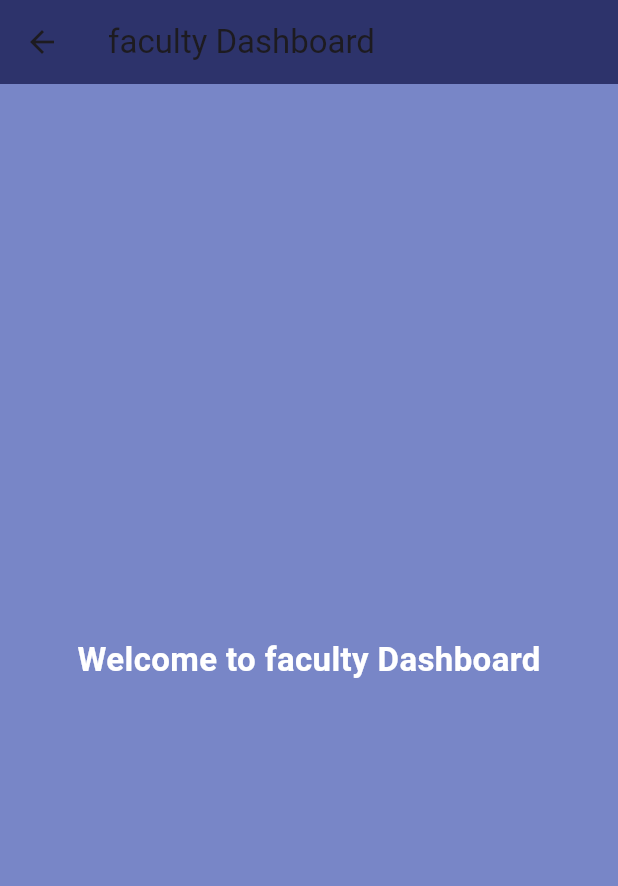
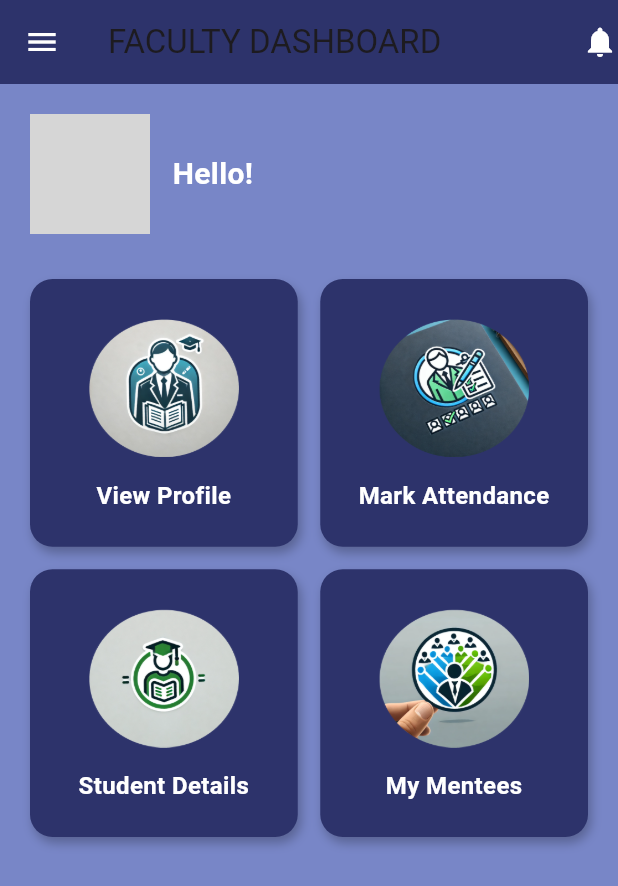
Before and after one commit to MVigneshayyanar/camsvirtusa, a Flutter app: the FacultyDashboard screen opened directly with empty values, on a phone screen of 412 x 824 dp. Shown: the top 886 px of the screen. Run offline on Flutter 3.47's test engine with Material 3 defaults, Android fonts, the phone set to English and light mode, and no system bars; our stand-ins replace cloud_firestore, firebase_core; accounts and stored records are empty; grey boxes are pictures that could not be loaded.

```diff
--- a/lib/Faculty/facultyDashboard.dart
+++ b/lib/Faculty/facultyDashboard.dart
@@ -1,9 +1,104 @@
 import 'package:flutter/material.dart';
+import 'package:cloud_firestore/cloud_firestore.dart';
+import 'facultyProfile.dart';
 
-class FacultyDashboard extends StatelessWidget {
+class FacultyDashboard extends StatefulWidget {
   final String facultyId;
 
-  const FacultyDashboard({super.key,required this.facultyId});
+  const FacultyDashboard({super.key, required this.facultyId});
+
+  @override
+  _FacultyDashboardState createState() => _FacultyDashboardState();
+}
+
+class _FacultyDashboardState extends State<FacultyDashboard> {
+  Map<String, dynamic>? facultyData;
+  bool _isLoading = true;
+
+  @override
+  void initState() {
+    super.initState();
+    _fetchFacultyData();
+  }
+
+  Future<void> _fetchFacultyData() async {
+    try {
+      DocumentSnapshot doc = await FirebaseFirestore.instance
+          .collection('faculties') // ✅ Corrected Collection Name
+          .doc(widget.facultyId)
+          .get();
+
+      if (doc.exists) {
+        setState(() {
+          facultyData = doc.data() as Map<String, dynamic>;
+          _isLoading = false;
+        });
+      }
+    } catch (e) {
+      setState(() {
+        _isLoading = false;
+      });
+    }
+  }
+
+  void _navigateTo(String page) {
+    Navigator.push(
+      context,
+      MaterialPageRoute(
+        builder: (context) => Scaffold(
+          appBar: AppBar(title: Text(page)),
+          body: Center(
+            child: Text(
+              '$page Page',
+              style: const TextStyle(fontSize: 24),
+            ),
+          ),
+        ),
+      ),
+    );
+  }
+
+  void _navigateToProfile() {
+    Navigator.push(
+      context,
+      MaterialPageRoute(
+        builder: (context) => FacultyProfile(facultyId: widget.facultyId),
+      ),
+    );
+  }
+
+  Widget _buildDashboardButton(String label, String image, Function() onTap, {double imageSize = 80.0}) {
+    return GestureDetector(
+      onTap: onTap,
+      child: Container(
+        decoration: BoxDecoration(
+          color: const Color(0xFF2D336B),
+          borderRadius: BorderRadius.circular(15),
+          boxShadow: [
+            BoxShadow(
+              color: Colors.black26,
+              blurRadius: 5,
+              offset: Offset(2, 4),
+            ),
+          ],
+        ),
+        padding: const EdgeInsets.all(15),
+        child: Column(
+          mainAxisAlignment: MainAxisAlignment.center,
+          children: [
+            Image.asset(image, width: imageSize, height: imageSize), // ✅ Uses dynamic image size
+            const SizedBox(height: 10),
+            Text(
+              label,
+              style: const TextStyle(
+                  fontSize: 16, fontWeight: FontWeight.bold, color: Colors.white),
+              textAlign: TextAlign.center,
+            ),
+          ],
+        ),
+      ),
+    );
+  }
 
   @override
   Widget build(BuildContext context) {
@@ -11,14 +106,63 @@ class FacultyDashboard extends StatelessWidget {
       backgroundColor: const Color(0xFF7886C7),
       appBar: AppBar(
         backgroundColor: const Color(0xFF2D336B),
-        title: const Text("faculty Dashboard"),
+        title: const Text("FACULTY DASHBOARD"),
+        leading: const Icon(Icons.menu, color: Colors.white),
+        actions: const [Icon(Icons.notifications, color: Colors.white)],
       ),
-      body: Center(
-        child: const Text(
-          "Welcome to faculty Dashboard",
-          style: TextStyle(fontSize: 22, fontWeight: FontWeight.bold, color: Colors.white),
+      body: _isLoading
+          ? const Center(child: CircularProgressIndicator(color: Colors.white))
+          : facultyData != null
+          ? Padding(
+        padding: const EdgeInsets.all(20),
+        child: Column(
+          children: [
+            // ✅ Profile Section
+            Row(
+              children: [
+                const CircleAvatar(
+                  radius: 40,
+                  backgroundImage: AssetImage('assets/profile.png'),
+                ),
+                const SizedBox(width: 15),
+                Expanded(
+                  child: Text(
+                    "Hello! ${facultyData!['name']}",
+                    style: const TextStyle(
+                      fontSize: 20,
+                      fontWeight: FontWeight.bold,
+                      color: Colors.white,
+                    ),
+                  ),
+                ),
+              ],
+            ),
+            const SizedBox(height: 30),
+
+            // ✅ Dashboard Buttons Grid
+            Expanded(
+              child: GridView.count(
+                crossAxisCount: 2,
+                crossAxisSpacing: 15,
+                mainAxisSpacing: 15,
+                children: [
+                  _buildDashboardButton(
+                      "View Profile", 'assets/view_profile.png', _navigateToProfile, imageSize: 100.0),
+                  _buildDashboardButton(
+                      "Mark Attendance", 'assets/mark_attendance.png', () => _navigateTo('Attendance'), imageSize: 100.0),
+                  _buildDashboardButton(
+                      "Student Details", 'assets/student_details.png', () => _navigateTo('Student Details'), imageSize: 100.0),
+                  _buildDashboardButton(
+                      "My Mentees", 'assets/my_mentees.png', () => _navigateTo('Mentees'), imageSize: 100.0),
+                ],
+              ),
+            ),
+          ],
         ),
-      ),
+      )
+          : const Center(
+          child: Text("Faculty data not found!",
+              style: TextStyle(color: Colors.white, fontSize: 18))),
     );
   }
 }
--- a/lib/Student/studentDashboard.dart
+++ b/lib/Student/studentDashboard.dart
@@ -187,11 +187,11 @@ class _StudentDashboardState extends State<StudentDashboard> {
                   _buildDashboardButton(
                       "View Profile", 'assets/view_profile.png', _navigateToProfile, imageSize: 100.0),
                   _buildDashboardButton(
-                      "Check Attendance", 'assets/attendance.png', () => _navigateTo('Attendance'), imageSize: 60.0),
+                      "Check Attendance", 'assets/check_attendance.png', () => _navigateTo('Attendance'), imageSize: 100.0),
                   _buildDashboardButton(
-                      "On Duty Form", 'assets/od_form.png', () => _navigateTo('On Duty'), imageSize: 60.0),
+                      "On Duty Form", 'assets/on_duty.png', () => _navigateTo('On Duty'), imageSize: 100.0),
                   _buildDashboardButton(
-                      "Leave Form", 'assets/leave_form.png', () => _navigateTo('Leave'), imageSize: 60.0),
+                      "Leave Form", 'assets/leave_form.png', () => _navigateTo('Leave'), imageSize: 100.0),
                 ],
               ),
             ),
--- a/pubspec.yaml
+++ b/pubspec.yaml
@@ -34,3 +34,9 @@ flutter:
     - assets/logo.jpg
     - assets/role_top.png
     - assets/view_profile.png
+    - assets/check_attendance.png
+    - assets/on_duty.png
+    - assets/leave_form.png
+    - assets/mark_attendance.png
+    - assets/student_details.png
+    - assets/my_mentees.png
```
Also changed, not shown: lib/Faculty/facultyProfile.dart (added, +229 -0 lines), assets/check_attendance.png (added), assets/leave_form.png (added), assets/mark_attendance.png (added), assets/my_mentees.png (added), assets/on_duty.png (added), assets/student_details.png (added).
